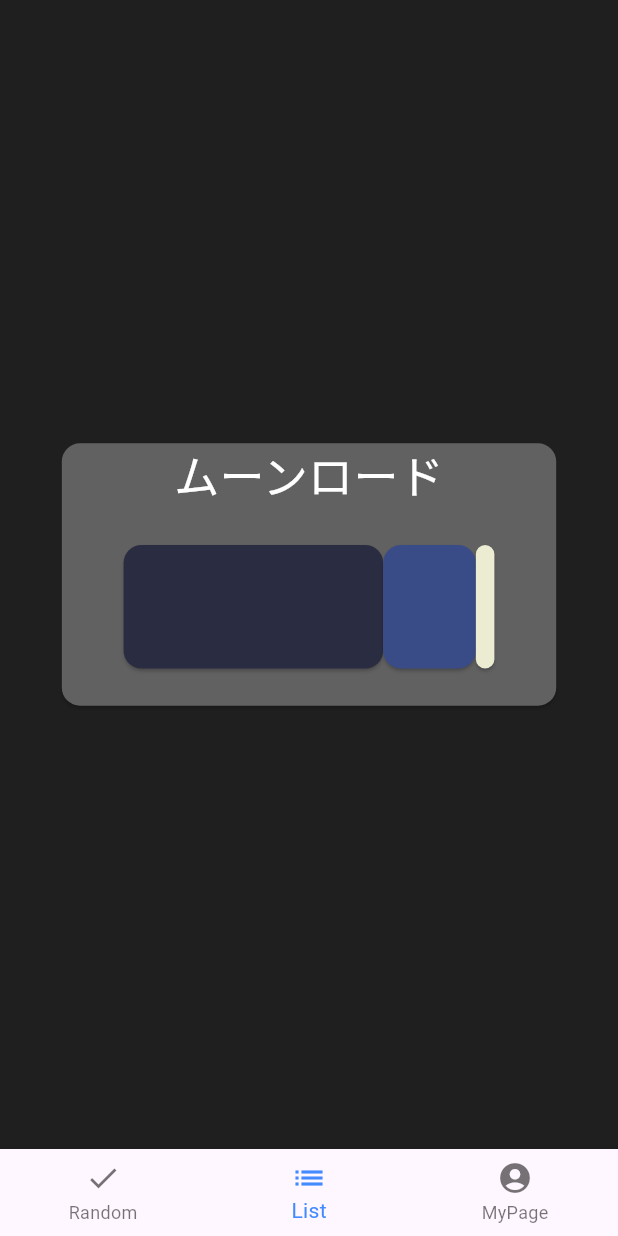
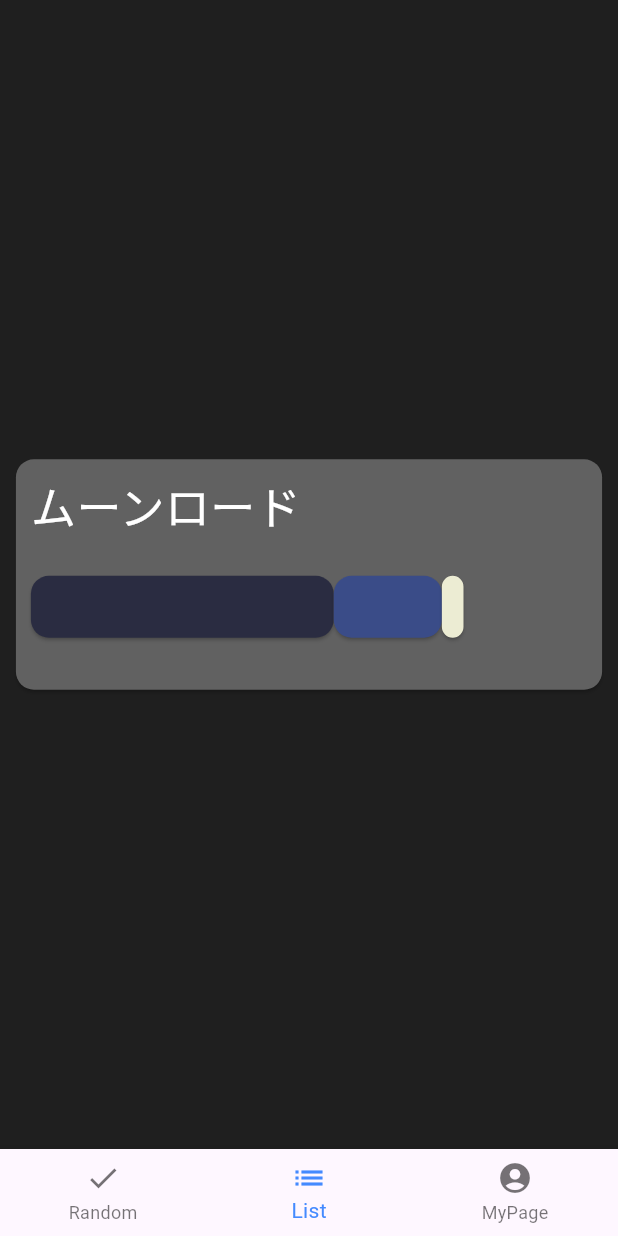
Before and after one commit to kato-desu/nuance, a Flutter app: the screen it shows after launch, item 2 of the bottom bar chosen, on a phone screen of 412 x 824 dp. Run offline on Flutter 3.47's test engine with Material 3 defaults, Android fonts, the light colour scheme and no system bars.

Commit message:
[Add] すこしlistのcardの体裁を整えた

```diff
--- a/lib/presentation/pages/list.dart
+++ b/lib/presentation/pages/list.dart
@@ -13,6 +13,7 @@ class _ListScreenState extends State<ListScreen> {
   Widget build(BuildContext context) {
     double screenWidth = MediaQuery.of(context).size.width;//画面横幅習得
     double screenHeight = MediaQuery.of(context).size.height;//画面縦幅習得
+    double color_tile_H = screenHeight * 0.05;
 
     return Scaffold(
       backgroundColor: Color.fromARGB(255, 31, 31, 31),
@@ -27,17 +28,20 @@ class _ListScreenState extends State<ListScreen> {
                 onTap: () {
                   debugPrint('Card taped');
                 },
+                child: Padding(
+                  padding: const EdgeInsets.all(10.0),
                 child: SizedBox(
                   //width: 300,
-                  width: screenWidth * 0.8,
+                  width: screenWidth * 0.9,
                   //height: screenHeight * 0.25,
                   child: Column(
+                    crossAxisAlignment: CrossAxisAlignment.start,
                     children:  [
                       Text('ムーンロード',
                         style: TextStyle(fontSize: 30.0,
                         color: Colors.white)),
                       Row(
-                        mainAxisAlignment: MainAxisAlignment.center,
+                        //mainAxisAlignment: MainAxisAlignment.center,
                         children: <Widget>[
                           Card(
                             margin: EdgeInsets.only(top:screenHeight * 0.03, bottom:screenHeight * 0.03),
@@ -49,8 +53,8 @@ class _ListScreenState extends State<ListScreen> {
                               },
                               child: SizedBox(
                                 //width: 300,
-                                width: screenWidth * 0.42,
-                                height: screenHeight * 0.1,
+                                width: screenWidth * 0.49,
+                                height: color_tile_H,
                               ),
                             ),
                           ),
@@ -64,8 +68,8 @@ class _ListScreenState extends State<ListScreen> {
                               },
                               child: SizedBox(
                                 //width: 300,
-                                width: screenWidth * 0.15,
-                                height: screenHeight * 0.1,
+                                width: screenWidth * 0.175,
+                                height: color_tile_H,
                               ),
                             ),
                           ),
@@ -79,8 +83,8 @@ class _ListScreenState extends State<ListScreen> {
                               },
                               child: SizedBox(
                                 //width: 300,
-                                width: screenWidth * 0.03,
-                                height: screenHeight * 0.1,
+                                width: screenWidth * 0.035,
+                                height: color_tile_H,
                               ),
                             ),
                           ),
@@ -91,6 +95,7 @@ class _ListScreenState extends State<ListScreen> {
                 ),
               ),
             ),
+            ),
           ],
         ),
       ),
```
